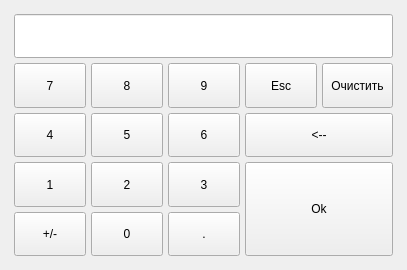
Old version of the form InputDevice/numpad.ui in the repository koolkhel/wince-taximeter.
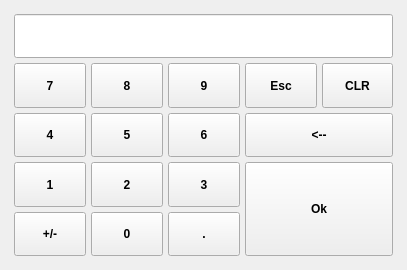
New version of the form. Custom widgets are drawn as their Qt base class.

What changed in the file:
```diff
--- a/InputDevice/numpad.ui
+++ b/InputDevice/numpad.ui
@@ -13,6 +13,12 @@
   <property name="windowTitle">
    <string>Numpad</string>
   </property>
+  <property name="styleSheet">
+   <string notr="true">QPushButton, #edValue {
+	font: 12pt &quot;Segoe UI&quot;;
+	font-weight: bold;
+}</string>
+  </property>
   <layout class="QVBoxLayout" name="verticalLayout">
    <property name="spacing">
     <number>5</number>
@@ -299,7 +305,7 @@
          <string notr="true"/>
         </property>
         <property name="text">
-         <string notr="true">Очистить</string>
+         <string notr="true">CLR</string>
         </property>
         <property name="btnMode" stdset="0">
          <number>2</number>
```
Left out of the diff: 4 changed lines with no effect on the pictures.
